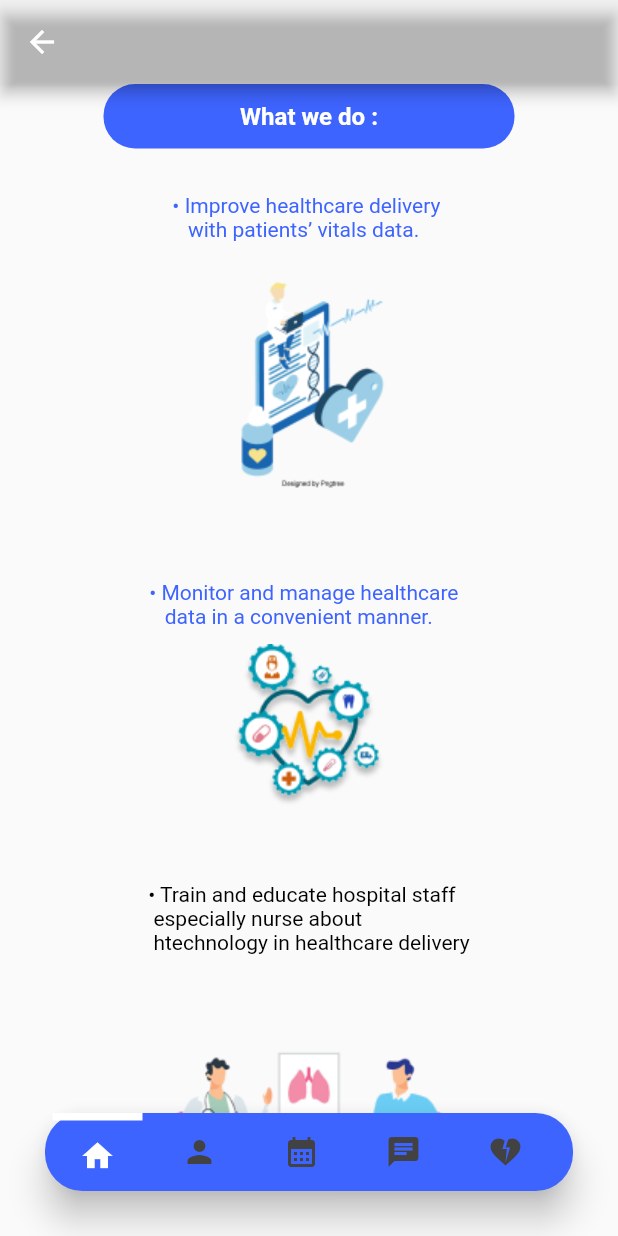
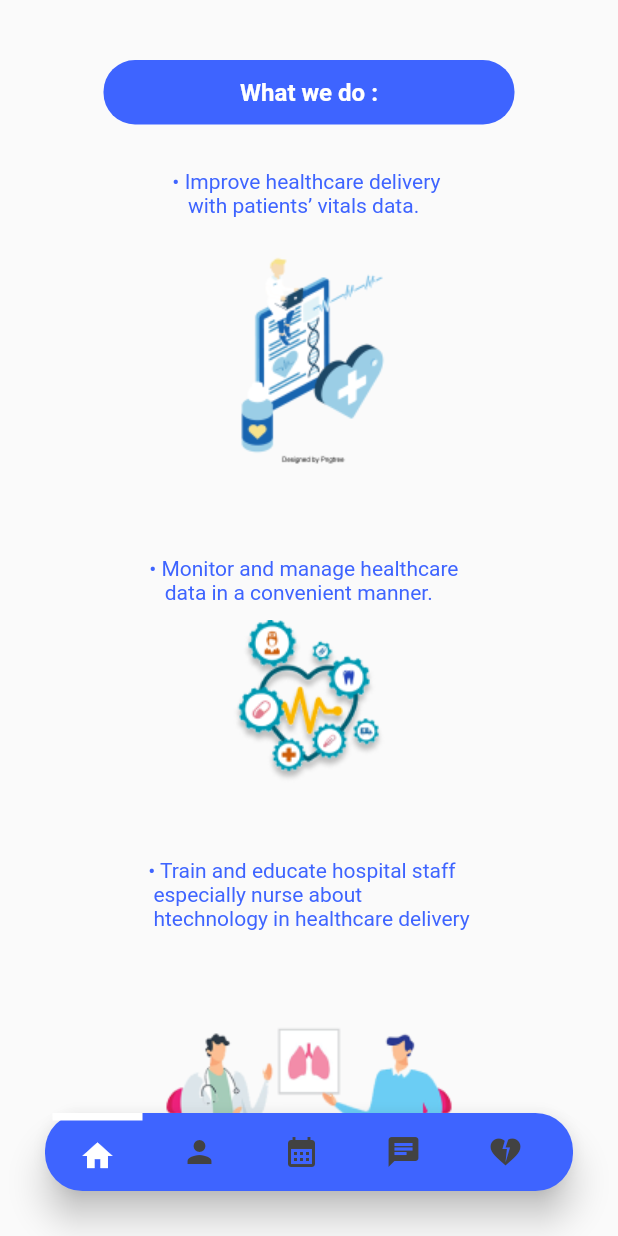
Before and after one commit to akuetteh51/ProjectWork, a Flutter app: the About screen opened directly, on a phone screen of 412 x 824 dp. Run offline on Flutter 3.47's test engine with Material 2 defaults, Android fonts, the light colour scheme and no system bars; our stand-ins replace animated_splash_screen, charts_flutter, cloud_firestore, equatable, firebase_auth, firebase_core and 2 more; missing offline and left inert: outlined_text; accounts and stored records are empty.

Commit message:
updated about

```diff
--- a/vita_chek_v2/lib/views/about.dart
+++ b/vita_chek_v2/lib/views/about.dart
@@ -8,9 +8,6 @@ class About extends StatelessWidget {
   @override
   Widget build(BuildContext context) {
     return Scaffold(
-        appBar: AppBar(
-          backgroundColor: Colors.transparent,
-        ),
         bottomNavigationBar: BottomNavigation(
           selectedIndex: 0,
         ),
@@ -20,6 +17,9 @@ class About extends StatelessWidget {
               crossAxisAlignment: CrossAxisAlignment.center,
               mainAxisAlignment: MainAxisAlignment.center,
               children: [
+                SizedBox(
+                  height: 40,
+                ),
                 Center(
                   child: Container(
                     decoration: BoxDecoration(
@@ -72,7 +72,9 @@ class About extends StatelessWidget {
                 ),
                 Text(
                   "•	Train and educate hospital staff \n especially nurse about  \n htechnology in healthcare delivery",
-                  style: TextStyle(color: Colors.black),
+                  style: TextStyle(
+                    color: Color(0xff3E64FF),
+                  ),
                 ),
                 SizedBox(
                   height: 10,
```
